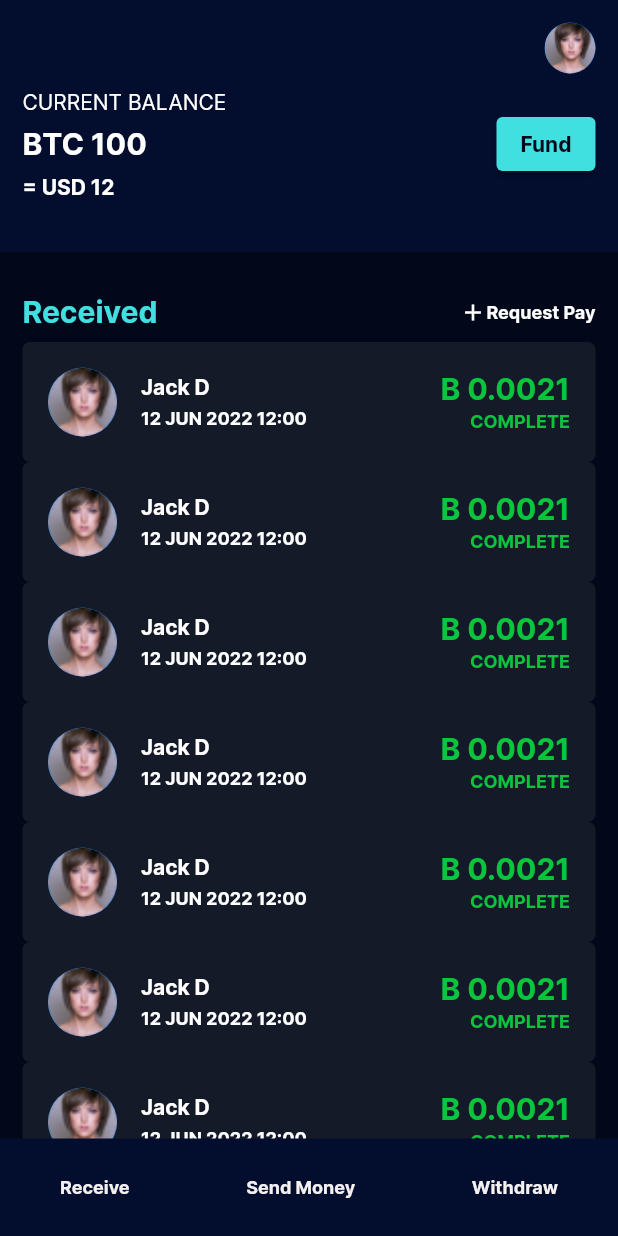
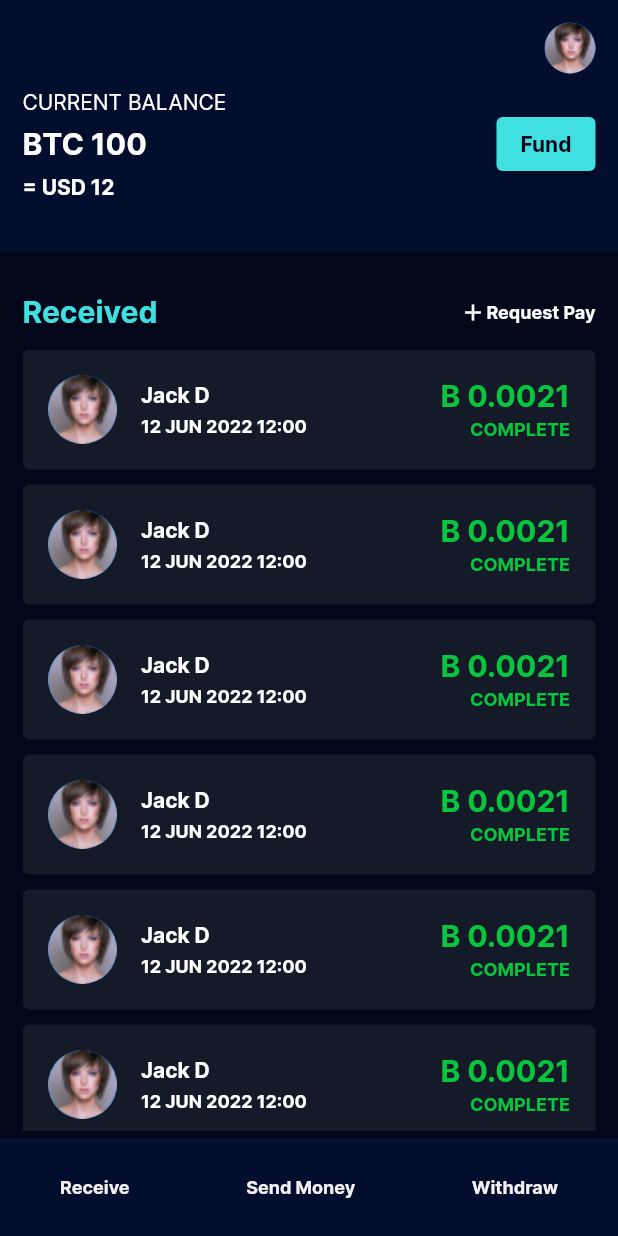
Before and after one commit to SanjulaHaz/StashWave, a Flutter app: the screen it shows after launch, on a phone screen of 412 x 824 dp. Run offline on Flutter 3.47's test engine with Material 2 defaults, Android fonts, the phone set to English and light mode, and no system bars.

Commit message:
Home Screen Refactor

```diff
--- a/lib/home.dart
+++ b/lib/home.dart
@@ -1,3 +1,4 @@
+import 'package:btc_app/widgets/footer.dart';
 import 'package:btc_app/widgets/header.dart';
 import 'package:btc_app/widgets/title_row.dart';
 import 'package:btc_app/widgets/transaction_tile.dart';
@@ -7,26 +8,30 @@ class Home extends StatelessWidget {
 
   @override
   Widget build(BuildContext context) {
-    return Scaffold(
+    return SafeArea(
+      child: Scaffold(
         backgroundColor: Theme.of(context).backgroundColor,
-      body: SafeArea(
-        child: Column(
+        body: Column(
           children: [
             Header(),
             const SizedBox(
               height: 20,
             ),
+            Column(
+              children: [
                 Padding(
                   padding: const EdgeInsets.symmetric(horizontal: 15, vertical: 8),
                   child: TitleRow(lText: "Received", icon: Icons.add, rText: "Request Pay"),
                 ),
+              ],
+            ),
             Expanded(
               child: Padding(
-                padding: const EdgeInsets.symmetric(horizontal: 15),
+                padding: const EdgeInsets.symmetric(horizontal: 15, vertical: 5),
                 child: ListView.builder(
                     itemCount: 8,
                     itemBuilder: (context,i){
-                      return Transaction(
+                      return TransactionTile(
                           profilePhoto: AssetImage("assets/profile_img.png"),
                           name: "Jack D",
                           date: "12 JUN 2022 12:00",
@@ -37,44 +42,7 @@ class Home extends StatelessWidget {
                 ),
               ),
             ),
-            Container(
-              color: const Color(0xff030D2E),
-              child: Padding(
-                padding: const EdgeInsets.symmetric(horizontal: 40, vertical: 25),
-                child: Row(
-                  mainAxisAlignment: MainAxisAlignment.spaceBetween,
-                  children: const [
-                    Text(
-                      "Receive",
-                      style: TextStyle(
-                        color: Color(0xffF5F0F0),
-                        fontFamily: "Inter",
-                        fontWeight: FontWeight.w700,
-                        fontSize: 12,
-                      ),
-                    ),
-                    Text(
-                      "Send Money",
-                      style: TextStyle(
-                        color: Color(0xffF5F0F0),
-                        fontFamily: "Inter",
-                        fontWeight: FontWeight.w700,
-                        fontSize: 12,
-                      ),
-                    ),
-                    Text(
-                      "Withdraw",
-                      style: TextStyle(
-                        color: Color(0xffF5F0F0),
-                        fontFamily: "Inter",
-                        fontWeight: FontWeight.w700,
-                        fontSize: 12,
-                      ),
-                    ),
-                  ],
-                ),
-              ),
-            ),
+            Footer(),
           ],
         ),
       ),
--- /dev/null
+++ b/lib/widgets/footer.dart
@@ -0,0 +1,46 @@
+import 'package:flutter/material.dart';
+
+class Footer extends StatelessWidget {
+
+  @override
+  Widget build(BuildContext context) {
+    return Container(
+      color: const Color(0xff030D2E),
+      child: Padding(
+        padding: const EdgeInsets.symmetric(horizontal: 40, vertical: 25),
+        child: Row(
+          mainAxisAlignment: MainAxisAlignment.spaceBetween,
+          children: const [
+            Text(
+              "Receive",
+              style: TextStyle(
+                color: Color(0xffF5F0F0),
+                fontFamily: "Inter",
+                fontWeight: FontWeight.w700,
+                fontSize: 12,
+              ),
+            ),
+            Text(
+              "Send Money",
+              style: TextStyle(
+                color: Color(0xffF5F0F0),
+                fontFamily: "Inter",
+                fontWeight: FontWeight.w700,
+                fontSize: 12,
+              ),
+            ),
+            Text(
+              "Withdraw",
+              style: TextStyle(
+                color: Color(0xffF5F0F0),
+                fontFamily: "Inter",
+                fontWeight: FontWeight.w700,
+                fontSize: 12,
+              ),
+            ),
+          ],
+        ),
+      ),
+    );
+  }
+}
--- a/lib/widgets/transaction_tile.dart
+++ b/lib/widgets/transaction_tile.dart
@@ -1,6 +1,6 @@
 import 'package:flutter/material.dart';
 
-class Transaction extends StatelessWidget {
+class TransactionTile extends StatelessWidget {
 
   final ImageProvider profilePhoto;
   final String name;
@@ -8,16 +8,18 @@ class Transaction extends StatelessWidget {
   final String amount;
   final bool isCompleted;
 
-  const Transaction({super.key, required this.profilePhoto, required this.name, required this.date, required this.amount, required this.isCompleted});
+  const TransactionTile({super.key, required this.profilePhoto, required this.name, required this.date, required this.amount, required this.isCompleted});
 
 
   @override
   Widget build(BuildContext context) {
-    return ListTile(
-      shape: RoundedRectangleBorder(
+    return Container(
+      decoration: BoxDecoration(
         borderRadius: BorderRadius.circular(5),
+        color: Theme.of(context).primaryColor,
       ),
-      tileColor: Theme.of(context).primaryColor,
+      margin: const EdgeInsets.only(bottom: 10),
+      child: ListTile(
         contentPadding: const EdgeInsets.symmetric(vertical: 12, horizontal: 17),
         leading: CircleAvatar(
             radius: 23,
@@ -76,6 +78,7 @@ class Transaction extends StatelessWidget {
             ),
           ],
         ),
+      ),
     );
   }
 }
```
Lines whose indentation alone changed are shown as unchanged.
